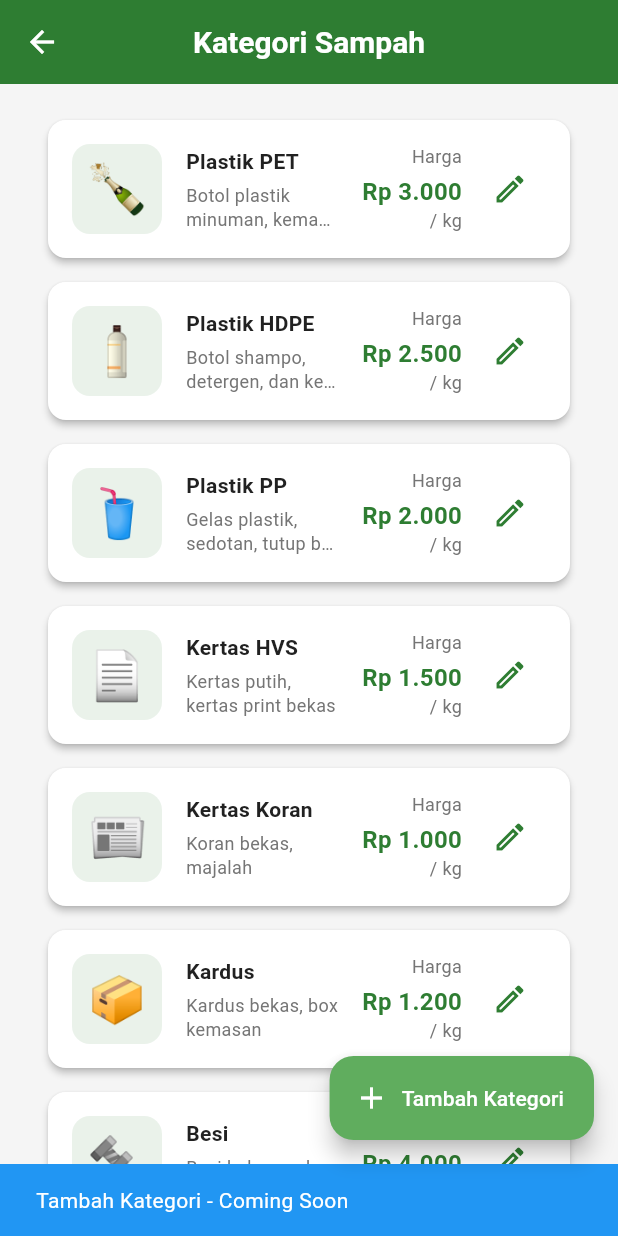
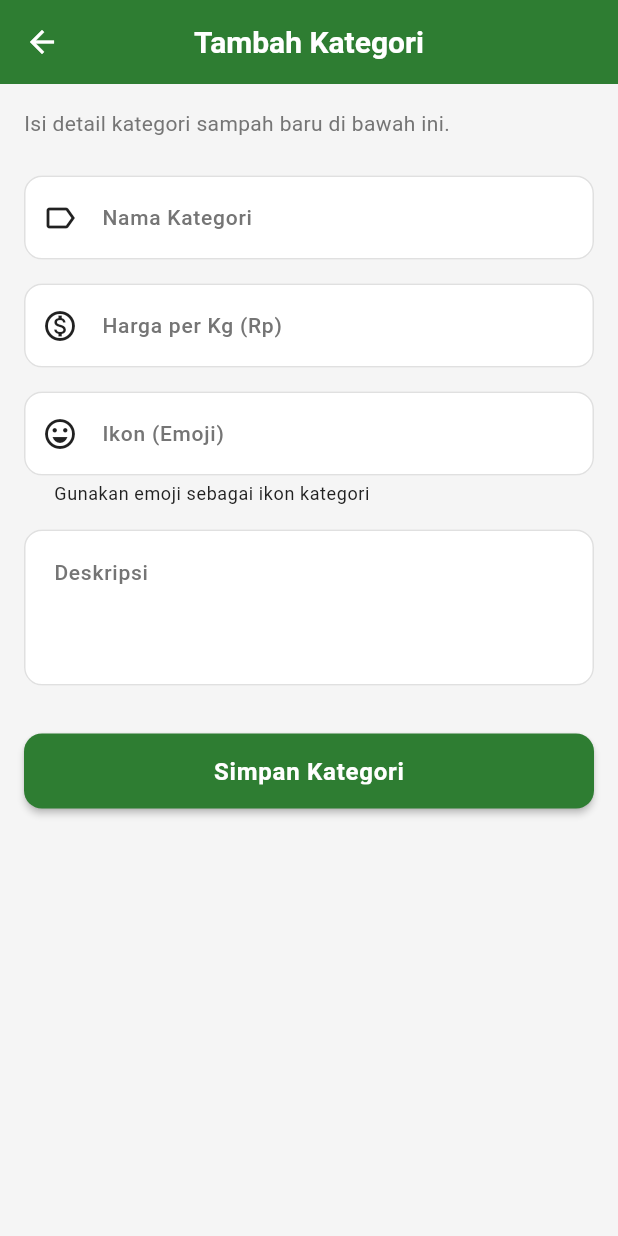
Before and after one commit to zenzalepik/zsd_bank_sampah_alma_magelang, a Flutter app: the CategoryManagementScreen screen opened directly, after a tap on "Tambah Kategori", on a phone screen of 412 x 824 dp. Run offline on Flutter 3.47's test engine with Material 3 defaults, Android fonts, the phone set to English and light mode, and no system bars; our stand-ins replace shared_preferences; accounts and stored records are empty.

Commit message:
feat: Add Kategori Sampah

```diff
--- /dev/null
+++ b/lib/features/admin/screens/add_category_screen.dart
@@ -0,0 +1,200 @@
+import 'package:flutter/material.dart';
+import '../../../core/theme/app_colors.dart';
+import '../../../core/theme/app_theme.dart';
+import '../../../core/widgets/custom_text.dart';
+import '../../../data/models/category.dart';
+import '../../../data/services/json_service.dart';
+
+class AddCategoryScreen extends StatefulWidget {
+  const AddCategoryScreen({super.key});
+
+  @override
+  State<AddCategoryScreen> createState() => _AddCategoryScreenState();
+}
+
+class _AddCategoryScreenState extends State<AddCategoryScreen> {
+  final _formKey = GlobalKey<FormState>();
+  final _nameController = TextEditingController();
+  final _descriptionController = TextEditingController();
+  final _priceController = TextEditingController();
+  final _iconController = TextEditingController();
+  bool _isLoading = false;
+
+  @override
+  void dispose() {
+    _nameController.dispose();
+    _descriptionController.dispose();
+    _priceController.dispose();
+    _iconController.dispose();
+    super.dispose();
+  }
+
+  Future<void> _submit() async {
+    if (!_formKey.currentState!.validate()) return;
+
+    setState(() => _isLoading = true);
+
+    try {
+      // Simulate network delay
+      await Future.delayed(const Duration(seconds: 1));
+
+      final newCategory = Category(
+        id: DateTime.now().millisecondsSinceEpoch.toString(),
+        name: _nameController.text,
+        description: _descriptionController.text,
+        pricePerKg: double.parse(_priceController.text),
+        iconUrl: _iconController.text.isEmpty ? '📦' : _iconController.text,
+      );
+
+      JsonService.instance.addCategory(newCategory);
+
+      if (!mounted) return;
+
+      ScaffoldMessenger.of(context).showSnackBar(
+        const SnackBar(
+          content: Text('Kategori berhasil ditambahkan'),
+          backgroundColor: AppColors.success,
+        ),
+      );
+
+      Navigator.pop(context, true); // Return true to indicate success
+    } catch (e) {
+      if (!mounted) return;
+      ScaffoldMessenger.of(context).showSnackBar(
+        SnackBar(
+          content: Text('Gagal menambahkan kategori: $e'),
+          backgroundColor: AppColors.error,
+        ),
+      );
+    } finally {
+      if (mounted) setState(() => _isLoading = false);
+    }
+  }
+
+  @override
+  Widget build(BuildContext context) {
+    return Scaffold(
+      appBar: AppBar(title: const Text('Tambah Kategori')),
+      body: SingleChildScrollView(
+        padding: const EdgeInsets.all(AppTheme.paddingMedium),
+        child: Form(
+          key: _formKey,
+          child: Column(
+            crossAxisAlignment: CrossAxisAlignment.start,
+            children: [
+              const BodyText(
+                'Isi detail kategori sampah baru di bawah ini.',
+                color: AppColors.textSecondary,
+              ),
+              const SizedBox(height: 24),
+
+              // Name
+              TextFormField(
+                controller: _nameController,
+                decoration: const InputDecoration(
+                  labelText: 'Nama Kategori',
+                  hintText: 'Contoh: Plastik PET',
+                  border: OutlineInputBorder(),
+                  prefixIcon: Icon(Icons.label_outlined),
+                ),
+                validator: (value) {
+                  if (value == null || value.isEmpty) {
+                    return 'Nama kategori wajib diisi';
+                  }
+                  return null;
+                },
+              ),
+              const SizedBox(height: 16),
+
+              // Price
+              TextFormField(
+                controller: _priceController,
+                keyboardType: TextInputType.number,
+                decoration: const InputDecoration(
+                  labelText: 'Harga per Kg (Rp)',
+                  hintText: 'Contoh: 3000',
+                  border: OutlineInputBorder(),
+                  prefixIcon: Icon(Icons.monetization_on_outlined),
+                ),
+                validator: (value) {
+                  if (value == null || value.isEmpty) {
+                    return 'Harga wajib diisi';
+                  }
+                  if (double.tryParse(value) == null) {
+                    return 'Harga harus berupa angka';
+                  }
+                  return null;
+                },
+              ),
+              const SizedBox(height: 16),
+
+              // Icon (Emoji)
+              TextFormField(
+                controller: _iconController,
+                decoration: const InputDecoration(
+                  labelText: 'Ikon (Emoji)',
+                  hintText: 'Contoh: 🥤',
+                  border: OutlineInputBorder(),
+                  prefixIcon: Icon(Icons.emoji_emotions_outlined),
+                  helperText: 'Gunakan emoji sebagai ikon kategori',
+                ),
+              ),
+              const SizedBox(height: 16),
+
+              // Description
+              TextFormField(
+                controller: _descriptionController,
+                maxLines: 3,
+                decoration: const InputDecoration(
+                  labelText: 'Deskripsi',
+                  hintText: 'Jelaskan detail kategori ini...',
+                  border: OutlineInputBorder(),
+                  alignLabelWithHint: true,
+                ),
+                validator: (value) {
+                  if (value == null || value.isEmpty) {
+                    return 'Deskripsi wajib diisi';
+                  }
+                  return null;
+                },
+              ),
+              const SizedBox(height: 32),
+
+              // Submit Button
+              SizedBox(
+                width: double.infinity,
+                height: 50,
+                child: ElevatedButton(
+                  onPressed: _isLoading ? null : _submit,
+                  style: ElevatedButton.styleFrom(
+                    backgroundColor: AppColors.primary,
+                    foregroundColor: Colors.white,
+                    shape: RoundedRectangleBorder(
+                      borderRadius: BorderRadius.circular(12),
+                    ),
+                  ),
+                  child: _isLoading
+                      ? const SizedBox(
+                          width: 24,
+                          height: 24,
+                          child: CircularProgressIndicator(
+                            color: Colors.white,
+                            strokeWidth: 2,
+                          ),
+                        )
+                      : const Text(
+                          'Simpan Kategori',
+                          style: TextStyle(
+                            fontSize: 16,
+                            fontWeight: FontWeight.bold,
+                          ),
+                        ),
+                ),
+              ),
+            ],
+          ),
+        ),
+      ),
+    );
+  }
+}
--- a/lib/features/admin/screens/category_management_screen.dart
+++ b/lib/features/admin/screens/category_management_screen.dart
@@ -5,6 +5,8 @@ import '../../../core/widgets/custom_text.dart';
 import '../../../core/widgets/custom_card.dart';
 import '../../../data/models/category.dart';
 import '../../../data/services/json_service.dart';
+
+import 'add_category_screen.dart';
 
 class CategoryManagementScreen extends StatefulWidget {
   const CategoryManagementScreen({super.key});
@@ -62,13 +64,15 @@ class _CategoryManagementScreenState extends State<CategoryManagementScreen> {
               ),
             ),
       floatingActionButton: FloatingActionButton.extended(
-        onPressed: () {
-          ScaffoldMessenger.of(context).showSnackBar(
-            const SnackBar(
-              content: Text('Tambah Kategori - Coming Soon'),
-              backgroundColor: AppColors.info,
-            ),
+        onPressed: () async {
+          final result = await Navigator.push(
+            context,
+            MaterialPageRoute(builder: (context) => const AddCategoryScreen()),
           );
+
+          if (result == true) {
+            _loadCategories();
+          }
         },
         icon: const Icon(Icons.add),
         label: const Text('Tambah Kategori'),
```
Also changed, not shown: lib/core/widgets/custom_card.dart (+7 -2 lines), lib/data/services/json_service.dart (+8 -0 lines), lib/features/admin/screens/dashboard_admin_screen.dart (+4 -3 lines), 1 other file.
